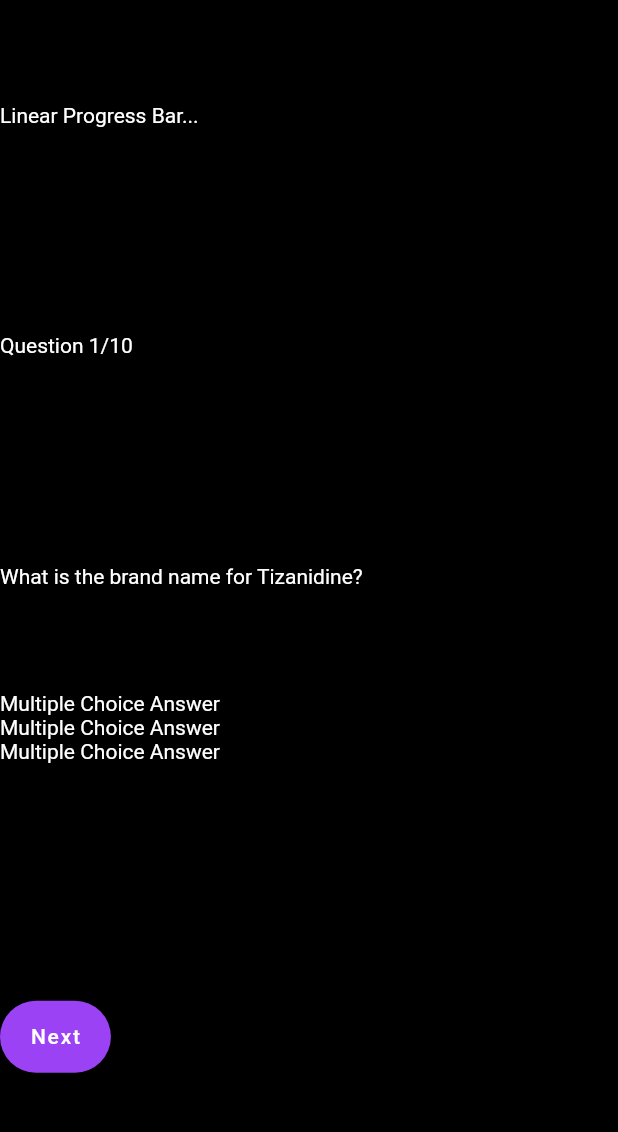
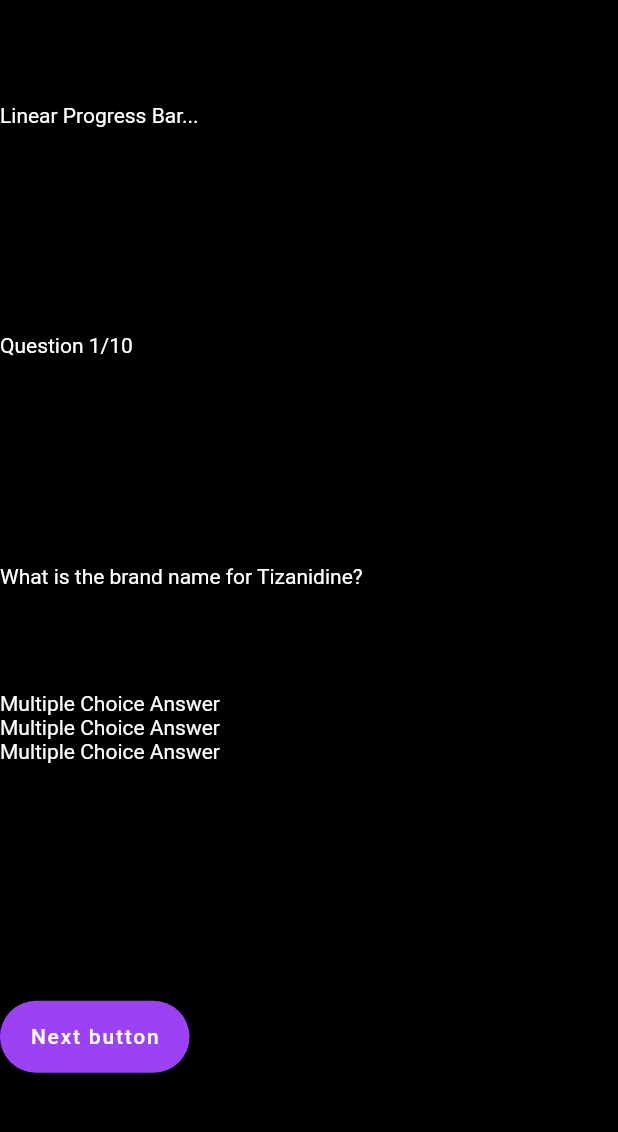
Before and after one commit to kingpush37/pharmu, a Flutter app: the screen it shows after launch, on a phone screen of 412 x 824 dp, the part 84-1216 px from its top. Run offline on Flutter 3.47's test engine with Material 2 defaults, Android fonts, the phone set to English and light mode, and no system bars.

Commit message:
updated UI

```diff
--- a/lib/quiz_page.dart
+++ b/lib/quiz_page.dart
@@ -116,7 +116,7 @@ class _QuizPageState extends State<QuizPage> {
                        /**/
                      },
                    label: Text(
-                     'Next',
+                     'Next button',
                    ),
                    backgroundColor: Color(0xFF9B42F4),
                  ),
```
